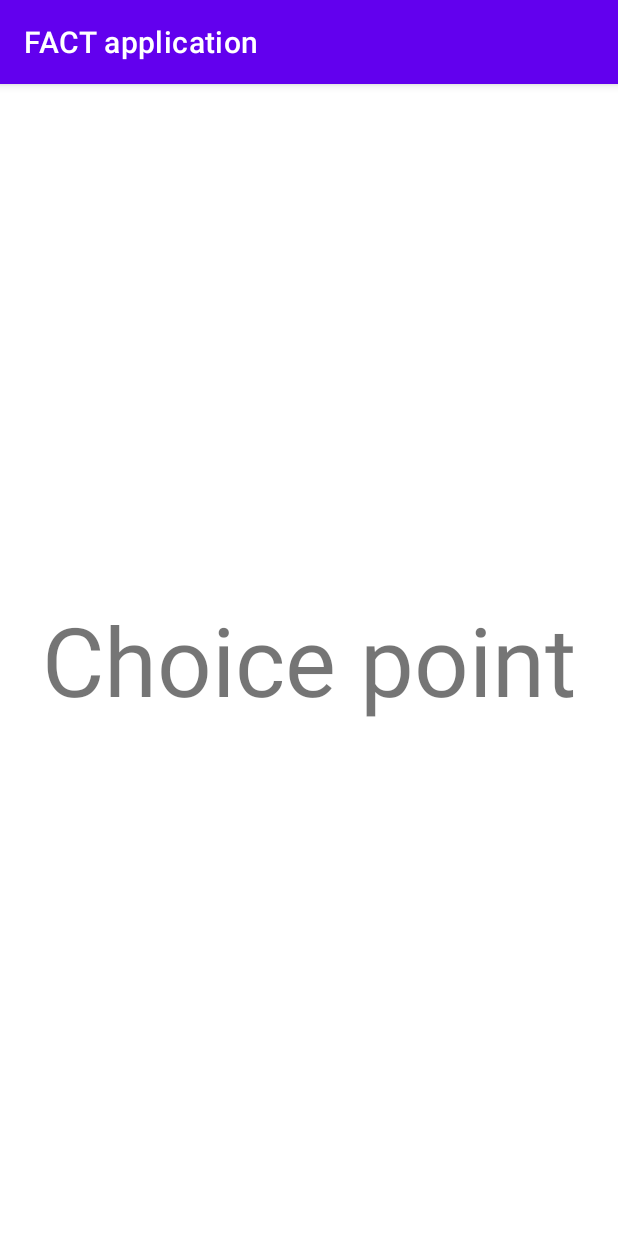
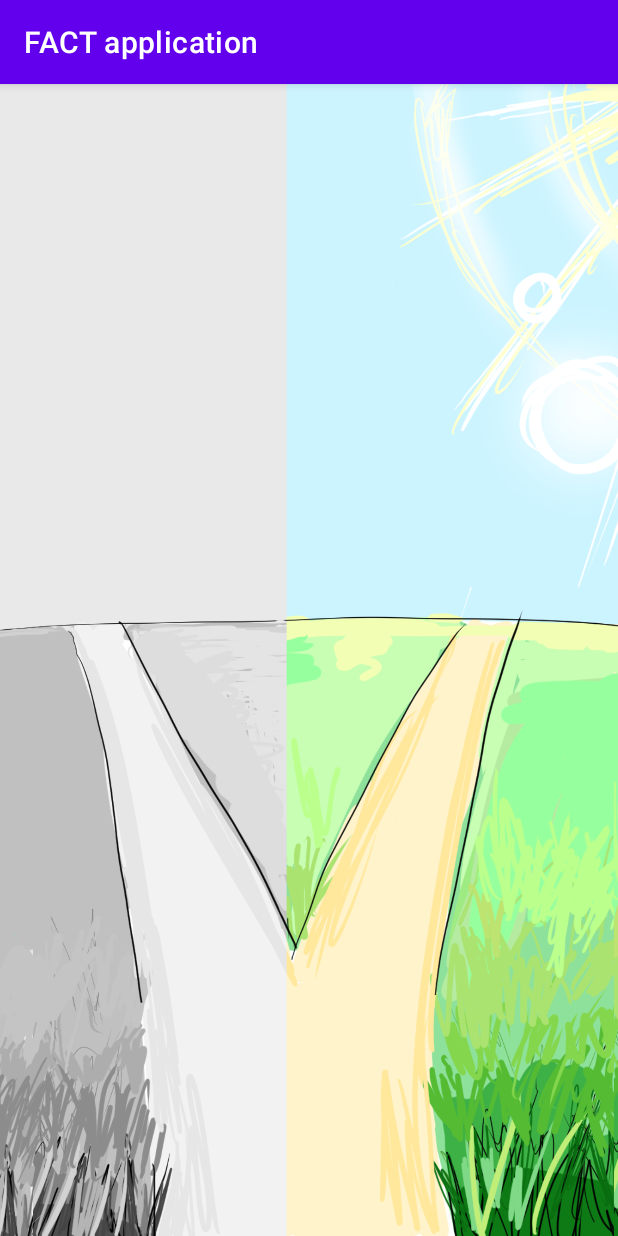
Before and after one commit to Dj5822/FACT-Application, an Android app: the ChoicepointActivity screen opened directly, with no data from a screen before it, on a phone screen of 412 x 824 dp. Run offline under Robolectric (Android 15) with nearby library versions, the phone set to English and light mode, and no system bars.

Commit message:
Choicepoint background

```diff
--- a/app/src/main/res/layout/activity_choicepoint.xml
+++ b/app/src/main/res/layout/activity_choicepoint.xml
@@ -6,8 +6,13 @@
     android:layout_width="match_parent"
     android:layout_height="match_parent"
     tools:context=".ChoicepointActivity"
-    android:orientation="vertical"
-    android:layout_margin="16dp">
+    android:orientation="vertical">
+
+    <ImageView
+        android:layout_height="match_parent"
+        android:layout_width="match_parent"
+        android:src="@drawable/choice_point_background_center"
+        android:scaleType="centerCrop" />
 
     <TextView
         android:id="@+id/menuTitle"
```
Also changed, not shown: app/src/main/res/drawable/choice_point_background_center.png (added), app/src/main/res/drawable/choice_point_background_left.png (added), app/src/main/res/drawable/choice_point_background_right.png (added).
